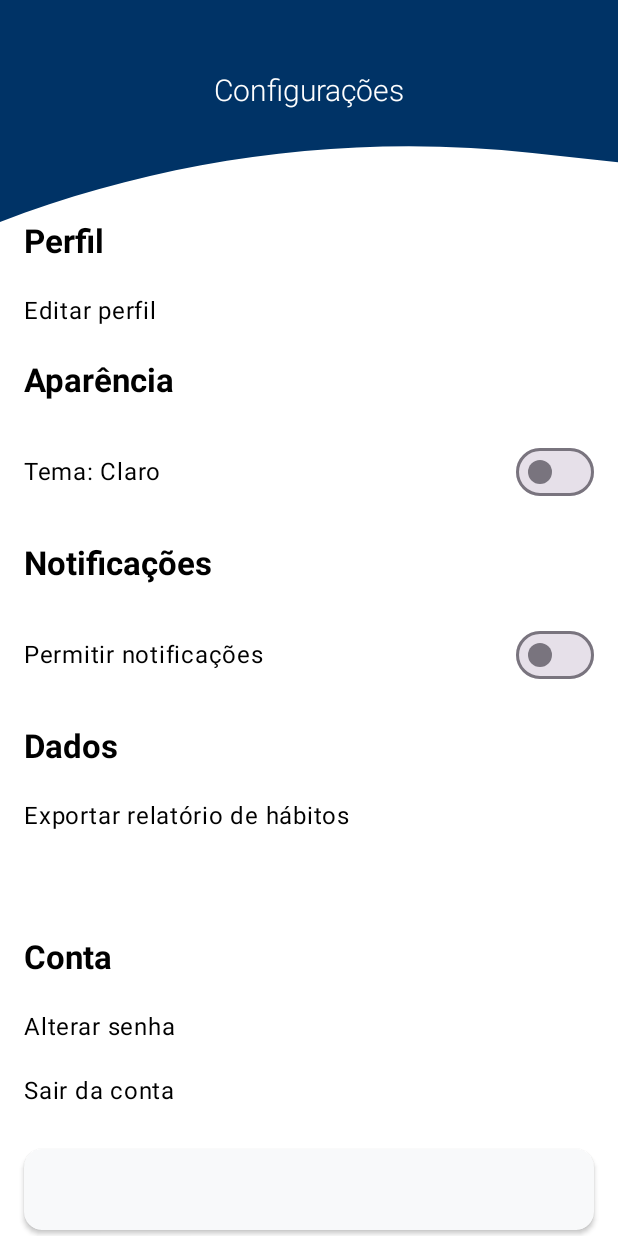
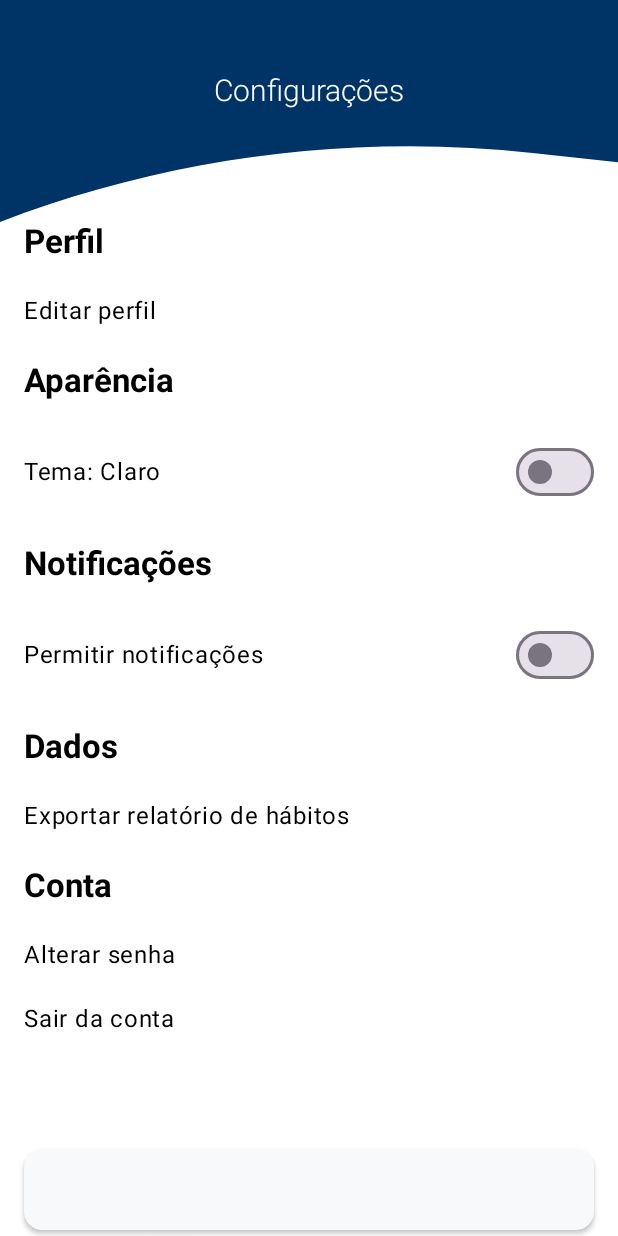
Before and after one commit to igsem123/Habitus, an Android app built with Jetpack Compose: the SettingsScreen screen opened through its navigation route, on a phone screen of 412 x 824 dp. Run offline under Robolectric (Android 15) with nearby library versions, the phone set to English and light mode, and no system bars; our stand-ins replace Dagger/Hilt's generated code, Firebase (no records; nobody signed in at launch, a user with empty details on screens opened directly), Room's generated code; libraries missing offline, so code that uses them is left out: compose.icons, compose.icons.fontawesomeicons, compose.icons.lineawesomeicons; Roboto replaces fonts that are not available here; 3 statements that could not run were skipped.

Commit message:
fix: retira espaço desnecessário entre seções

```diff
--- a/app/src/main/java/br/com/app/src/main/kotlin/com/habitus/presentation/screens/SettingsScreen.kt
+++ b/app/src/main/java/br/com/app/src/main/kotlin/com/habitus/presentation/screens/SettingsScreen.kt
@@ -107,8 +107,6 @@ fun SettingsScreen(modifier: Modifier = Modifier) {
                 }
             }
 
-            item { Spacer(modifier = Modifier.height(48.dp)) }
-
             item { SectionTitle("Conta") }
 
             item {
```
